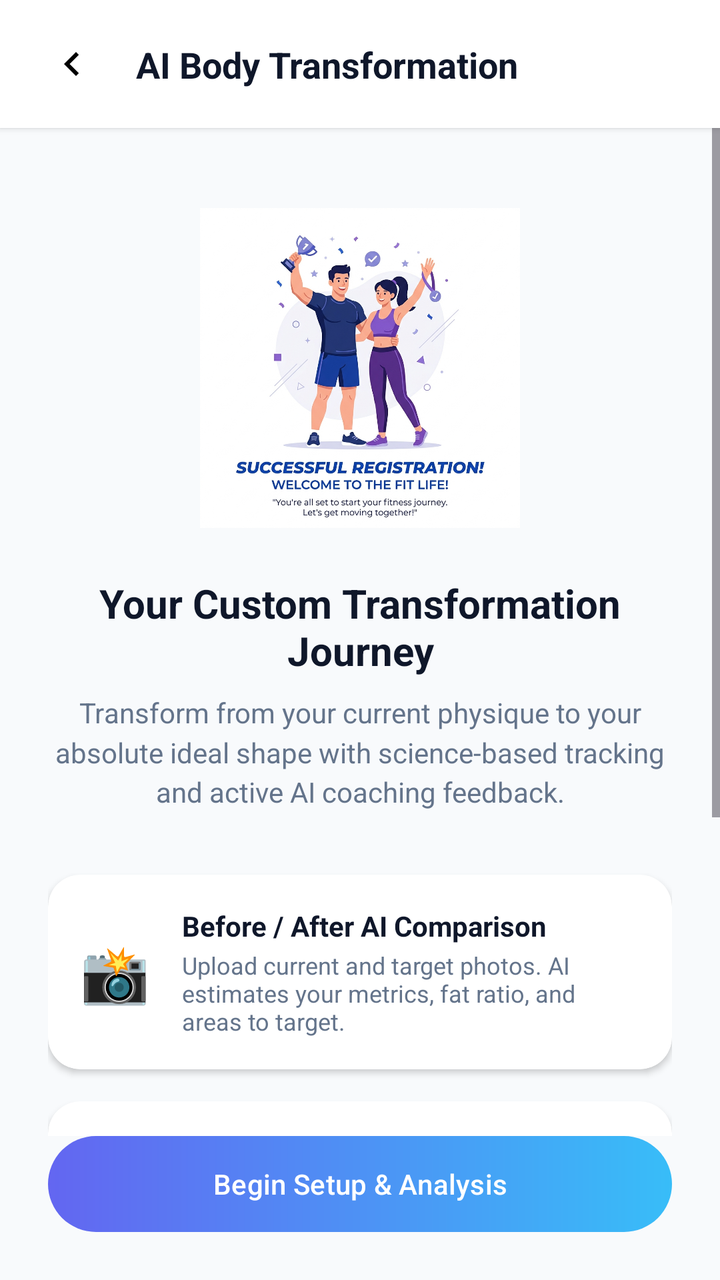
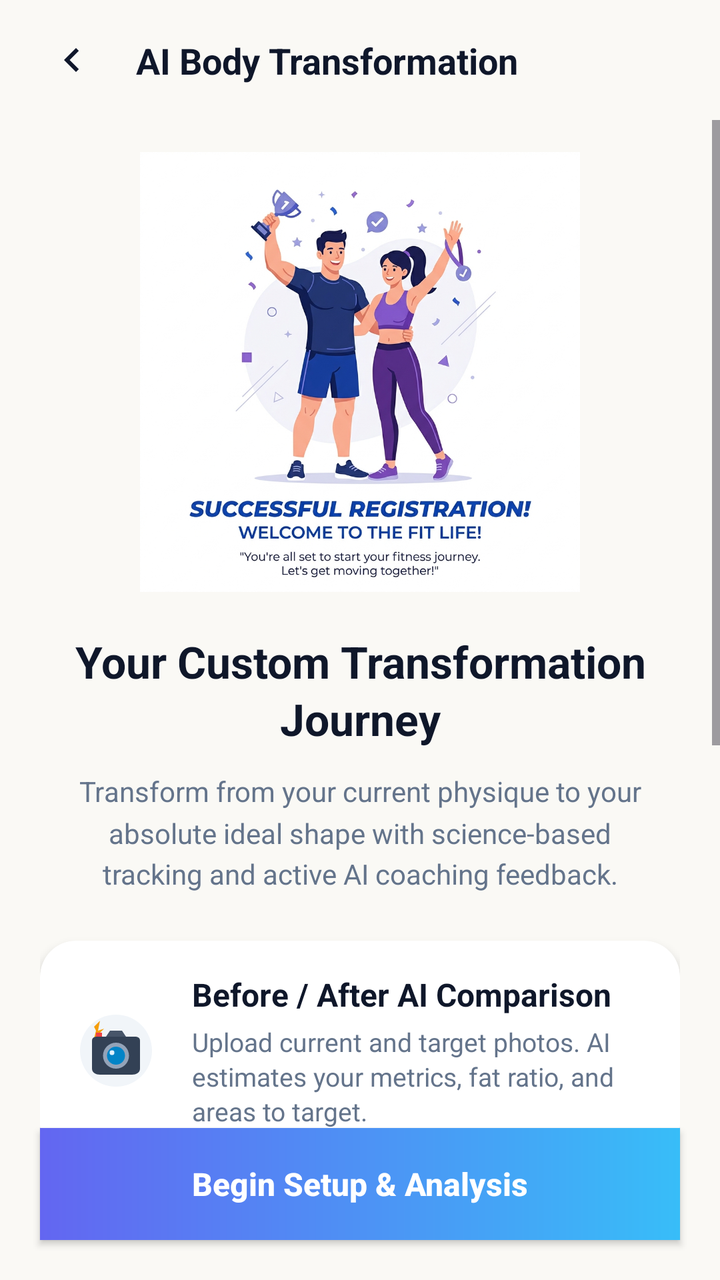

An Android layout rendered at two revisions. The XML below is the earlier revision; the diff shows what the commit changed to produce the second picture.
<!-- AndroidManifest.xml: application theme Theme.FitnessApp -->
<!-- res/layout/activity_transformation_intro.xml -->
<?xml version="1.0" encoding="utf-8"?>
<androidx.constraintlayout.widget.ConstraintLayout xmlns:android="http://schemas.android.com/apk/res/android"
    xmlns:app="http://schemas.android.com/apk/res-auto"
    android:layout_width="match_parent"
    android:layout_height="match_parent"
    android:background="#F8FAFC">

    
    <androidx.constraintlayout.widget.ConstraintLayout
        android:id="@+id/headerLayout"
        android:layout_width="match_parent"
        android:layout_height="64dp"
        android:background="@color/white"
        android:paddingHorizontal="16dp"
        android:elevation="2dp"
        app:layout_constraintTop_toTopOf="parent">

        <ImageButton
            android:id="@+id/btnBack"
            android:layout_width="40dp"
            android:layout_height="40dp"
            android:background="?attr/selectableItemBackgroundBorderless"
            android:src="@drawable/ic_back_chevron"
            android:contentDescription="Back"
            app:layout_constraintBottom_toBottomOf="parent"
            app:layout_constraintStart_toStartOf="parent"
            app:layout_constraintTop_toTopOf="parent" />

        <TextView
            android:layout_width="wrap_content"
            android:layout_height="wrap_content"
            android:layout_marginStart="12dp"
            android:text="AI Body Transformation"
            android:textColor="#0F172A"
            android:textSize="18sp"
            android:textStyle="bold"
            app:layout_constraintBottom_toBottomOf="parent"
            app:layout_constraintStart_toEndOf="@id/btnBack"
            app:layout_constraintTop_toTopOf="parent" />
    </androidx.constraintlayout.widget.ConstraintLayout>

    <ScrollView
        android:layout_width="match_parent"
        android:layout_height="0dp"
        android:fillViewport="true"
        app:layout_constraintBottom_toTopOf="@id/btnGetStarted"
        app:layout_constraintTop_toBottomOf="@id/headerLayout">

        <LinearLayout
            android:layout_width="match_parent"
            android:layout_height="wrap_content"
            android:orientation="vertical"
            android:padding="24dp"
            android:gravity="center_horizontal">

            <ImageView
                android:layout_width="160dp"
                android:layout_height="160dp"
                android:src="@drawable/success_illustration"
                android:scaleType="fitCenter"
                android:layout_marginTop="16dp"
                android:layout_marginBottom="24dp" />

            <TextView
                android:layout_width="wrap_content"
                android:layout_height="wrap_content"
                android:text="Your Custom Transformation Journey"
                android:textColor="#0F172A"
                android:textSize="20sp"
                android:textStyle="bold"
                android:textAlignment="center"
                android:layout_marginBottom="8dp" />

            <TextView
                android:layout_width="match_parent"
                android:layout_height="wrap_content"
                android:text="Transform from your current physique to your absolute ideal shape with science-based tracking and active AI coaching feedback."
                android:textColor="#64748B"
                android:textSize="14sp"
                android:gravity="center"
                android:lineSpacingMultiplier="1.2"
                android:layout_marginBottom="32dp" />

            
            <androidx.cardview.widget.CardView
                android:layout_width="match_parent"
                android:layout_height="wrap_content"
                app:cardCornerRadius="16dp"
                app:cardElevation="2dp"
                android:layout_marginBottom="16dp"
                app:cardBackgroundColor="@color/white">
                <LinearLayout
                    android:layout_width="match_parent"
                    android:layout_height="wrap_content"
                    android:orientation="horizontal"
                    android:padding="16dp"
                    android:gravity="center_vertical">
                    <TextView
                        android:layout_width="wrap_content"
                        android:layout_height="wrap_content"
                        android:text="📸"
                        android:textSize="28sp"
                        android:layout_marginEnd="16dp" />
                    <LinearLayout
                        android:layout_width="match_parent"
                        android:layout_height="wrap_content"
                        android:orientation="vertical">
                        <TextView
                            android:layout_width="wrap_content"
                            android:layout_height="wrap_content"
                            android:text="Before / After AI Comparison"
                            android:textColor="#0F172A"
                            android:textSize="14sp"
                            android:textStyle="bold" />
                        <TextView
                            android:layout_width="wrap_content"
                            android:layout_height="wrap_content"
                            android:layout_marginTop="2dp"
                            android:text="Upload current and target photos. AI estimates your metrics, fat ratio, and areas to target."
                            android:textColor="#64748B"
                            android:textSize="12sp" />
                    </LinearLayout>
                </LinearLayout>
            </androidx.cardview.widget.CardView>

            
            <androidx.cardview.widget.CardView
                android:layout_width="match_parent"
                android:layout_height="wrap_content"
                app:cardCornerRadius="16dp"
                app:cardElevation="2dp"
                android:layout_marginBottom="16dp"
                app:cardBackgroundColor="@color/white">
                <LinearLayout
                    android:layout_width="match_parent"
                    android:layout_height="wrap_content"
                    android:orientation="horizontal"
                    android:padding="16dp"
                    android:gravity="center_vertical">
                    <TextView
                        android:layout_width="wrap_content"
                        android:layout_height="wrap_content"
                        android:text="📅"
                        android:textSize="28sp"
                        android:layout_marginEnd="16dp" />
                    <LinearLayout
                        android:layout_width="match_parent"
                        android:layout_height="wrap_content"
                        android:orientation="vertical">
                        <TextView
                            android:layout_width="wrap_content"
                            android:layout_height="wrap_content"
                            android:text="Realistic Milestones Timeline"
                            android:textColor="#0F172A"
                            android:textSize="14sp"
                            android:textStyle="bold" />
                        <TextView
                            android:layout_width="wrap_content"
                            android:layout_height="wrap_content"
                            android:layout_marginTop="2dp"
                            android:text="Get weekly and monthly progress indicators tailored to a healthy fitness timeline."
                            android:textColor="#64748B"
                            android:textSize="12sp" />
                    </LinearLayout>
                </LinearLayout>
            </androidx.cardview.widget.CardView>

            
            <androidx.cardview.widget.CardView
                android:layout_width="match_parent"
                android:layout_height="wrap_content"
                app:cardCornerRadius="16dp"
                app:cardElevation="2dp"
                android:layout_marginBottom="16dp"
                app:cardBackgroundColor="@color/white">
                <LinearLayout
                    android:layout_width="match_parent"
                    android:layout_height="wrap_content"
                    android:orientation="horizontal"
                    android:padding="16dp"
                    android:gravity="center_vertical">
                    <TextView
                        android:layout_width="wrap_content"
                        android:layout_height="wrap_content"
                        android:text="🔒"
                        android:textSize="28sp"
                        android:layout_marginEnd="16dp" />
                    <LinearLayout
                        android:layout_width="match_parent"
                        android:layout_height="wrap_content"
                        android:orientation="vertical">
                        <TextView
                            android:layout_width="wrap_content"
                            android:layout_height="wrap_content"
                            android:text="Guaranteed Private &amp; Secure"
                            android:textColor="#0F172A"
                            android:textSize="14sp"
                            android:textStyle="bold" />
                        <TextView
                            android:layout_width="wrap_content"
                            android:layout_height="wrap_content"
                            android:layout_marginTop="2dp"
                            android:text="All photos are encrypted and only accessible by you. No public access allowed."
                            android:textColor="#64748B"
                            android:textSize="12sp" />
                    </LinearLayout>
                </LinearLayout>
            </androidx.cardview.widget.CardView>

        </LinearLayout>
    </ScrollView>

    <Button
        android:id="@+id/btnGetStarted"
        android:layout_width="match_parent"
        android:layout_height="48dp"
        android:layout_margin="24dp"
        android:text="Begin Setup &amp; Analysis"
        android:textColor="@color/white"
        app:cornerRadius="24dp"
        app:backgroundTint="@null"
        android:background="@drawable/bg_button_gradient"
        app:layout_constraintBottom_toBottomOf="parent" />

</androidx.constraintlayout.widget.ConstraintLayout>
<!-- resources referenced by this layout -->
<resources>
  <!-- drawable bg_button_gradient (drawable) -->
  <?xml version="1.0" encoding="utf-8"?>
  <shape xmlns:android="http://schemas.android.com/apk/res/android"
      android:shape="rectangle">
      <gradient
          android:angle="0"
          android:startColor="#6366F1"
          android:endColor="#38BDF8"
          android:type="linear" />
      <corners android:radius="24dp" />
  </shape>
  <!-- unchanged entries left out for length: 9 -->
</resources>

<!-- the commit's change to res/layout/activity_transformation_intro.xml (unified diff, before → after) -->
@@ -1,18 +1,19 @@
 <?xml version="1.0" encoding="utf-8"?>
 <androidx.constraintlayout.widget.ConstraintLayout xmlns:android="http://schemas.android.com/apk/res/android"
     xmlns:app="http://schemas.android.com/apk/res-auto"
+    xmlns:tools="http://schemas.android.com/tools"
     android:layout_width="match_parent"
     android:layout_height="match_parent"
-    android:background="#F8FAFC">
+    android:background="#FAF9F5"
+    tools:context=".activities.TransformationIntroActivity">
 
     
     <androidx.constraintlayout.widget.ConstraintLayout
         android:id="@+id/headerLayout"
         android:layout_width="match_parent"
-        android:layout_height="64dp"
-        android:background="@color/white"
+        android:layout_height="60dp"
+        android:background="#FAF9F5"
         android:paddingHorizontal="16dp"
-        android:elevation="2dp"
         app:layout_constraintTop_toTopOf="parent">
 
         <ImageButton
@@ -21,6 +22,7 @@
             android:layout_height="40dp"
             android:background="?attr/selectableItemBackgroundBorderless"
             android:src="@drawable/ic_back_chevron"
+            app:tint="#0F172A"
             android:contentDescription="Back"
             app:layout_constraintBottom_toBottomOf="parent"
             app:layout_constraintStart_toStartOf="parent"
@@ -50,27 +52,36 @@
             android:layout_width="match_parent"
             android:layout_height="wrap_content"
             android:orientation="vertical"
-            android:padding="24dp"
+            android:paddingHorizontal="20dp"
+            android:paddingTop="12dp"
+            android:paddingBottom="24dp"
             android:gravity="center_horizontal">
 
+            
             <ImageView
-                android:layout_width="160dp"
-                android:layout_height="160dp"
+                android:id="@+id/ivHeaderIllustration"
+                android:layout_width="260dp"
+                android:layout_height="220dp"
                 android:src="@drawable/success_illustration"
                 android:scaleType="fitCenter"
-                android:layout_marginTop="16dp"
-                android:layout_marginBottom="24dp" />
-
+                android:layout_marginTop="4dp"
+                android:layout_marginBottom="20dp"
+                android:contentDescription="AI Body Transformation Illustration" />
+
+            
             <TextView
                 android:layout_width="wrap_content"
                 android:layout_height="wrap_content"
-                android:text="Your Custom Transformation Journey"
+                android:text="Your Custom Transformation\nJourney"
                 android:textColor="#0F172A"
-                android:textSize="20sp"
+                android:textSize="22sp"
                 android:textStyle="bold"
                 android:textAlignment="center"
-                android:layout_marginBottom="8dp" />
-
+                android:gravity="center"
+                android:lineSpacingMultiplier="1.1"
+                android:layout_marginBottom="12dp" />
+
+            
             <TextView
                 android:layout_width="match_parent"
                 android:layout_height="wrap_content"
@@ -78,131 +89,162 @@
                 android:textColor="#64748B"
                 android:textSize="14sp"
                 android:gravity="center"
-                android:lineSpacingMultiplier="1.2"
-                android:layout_marginBottom="32dp" />
+                android:lineSpacingMultiplier="1.25"
+                android:layout_marginBottom="24dp"
+                android:paddingHorizontal="8dp" />
 
             
             <androidx.cardview.widget.CardView
-                android:layout_width="match_parent"
-                android:layout_height="wrap_content"
-                app:cardCornerRadius="16dp"
-                app:cardElevation="2dp"
+                android:id="@+id/cardFeature1"
+                android:layout_width="match_parent"
+                android:layout_height="wrap_content"
+                app:cardCornerRadius="18dp"
+                app:cardElevation="3dp"
                 android:layout_marginBottom="16dp"
-                app:cardBackgroundColor="@color/white">
+                app:cardBackgroundColor="@color/white"
+                android:clickable="true"
+                android:focusable="true"
+                android:foreground="?android:attr/selectableItemBackground">
+
                 <LinearLayout
                     android:layout_width="match_parent"
                     android:layout_height="wrap_content"
                     android:orientation="horizontal"
                     android:padding="16dp"
                     android:gravity="center_vertical">
-                    <TextView
-                        android:layout_width="wrap_content"
+                    
+                    <ImageView
+                        android:layout_width="44dp"
+                        android:layout_height="44dp"
+                        android:src="@drawable/ic_camera_emoji"
+                        android:scaleType="fitCenter"
+                        android:layout_marginEnd="16dp"
+                        android:contentDescription="Camera Icon" />
+
+                    <LinearLayout
+                        android:layout_width="0dp"
                         android:layout_height="wrap_content"
-                        android:text="📸"
-                        android:textSize="28sp"
-                        android:layout_marginEnd="16dp" />
-                    <LinearLayout
-                        android:layout_width="match_parent"
-                        android:layout_height="wrap_content"
+                        android:layout_weight="1"
                         android:orientation="vertical">
                         <TextView
                             android:layout_width="wrap_content"
                             android:layout_height="wrap_content"
                             android:text="Before / After AI Comparison"
                             android:textColor="#0F172A"
-                            android:textSize="14sp"
+                            android:textSize="16sp"
                             android:textStyle="bold" />
                         <TextView
                             android:layout_width="wrap_content"
                             android:layout_height="wrap_content"
-                            android:layout_marginTop="2dp"
+                            android:layout_marginTop="4dp"
                             android:text="Upload current and target photos. AI estimates your metrics, fat ratio, and areas to target."
                             android:textColor="#64748B"
-                            android:textSize="12sp" />
+                            android:textSize="13sp"
+                            android:lineSpacingExtra="2dp" />
                     </LinearLayout>
                 </LinearLayout>
             </androidx.cardview.widget.CardView>
 
             
             <androidx.cardview.widget.CardView
-                android:layout_width="match_parent"
-                android:layout_height="wrap_content"
-                app:cardCornerRadius="16dp"
-                app:cardElevation="2dp"
+                android:id="@+id/cardFeature2"
+                android:layout_width="match_parent"
+                android:layout_height="wrap_content"
+                app:cardCornerRadius="18dp"
+                app:cardElevation="3dp"
                 android:layout_marginBottom="16dp"
-                app:cardBackgroundColor="@color/white">
+                app:cardBackgroundColor="@color/white"
+                android:clickable="true"
+                android:focusable="true"
+                android:foreground="?android:attr/selectableItemBackground">
+
                 <LinearLayout
                     android:layout_width="match_parent"
                     android:layout_height="wrap_content"
                     android:orientation="horizontal"
                     android:padding="16dp"
                     android:gravity="center_vertical">
-                    <TextView
-                        android:layout_width="wrap_content"
+                    
+                    <ImageView
+                        android:layout_width="44dp"
+                        android:layout_height="44dp"
+                        android:src="@drawable/ic_calendar_emoji"
+                        android:scaleType="fitCenter"
+                        android:layout_marginEnd="16dp"
+                        android:contentDescription="Calendar Icon" />
+
+                    <LinearLayout
+                        android:layout_width="0dp"
                         android:layout_height="wrap_content"
-                        android:text="📅"
-                        android:textSize="28sp"
-                        android:layout_marginEnd="16dp" />
-                    <LinearLayout
-                        android:layout_width="match_parent"
-                        android:layout_height="wrap_content"
+                        android:layout_weight="1"
                         android:orientation="vertical">
                         <TextView
                             android:layout_width="wrap_content"
                             android:layout_height="wrap_content"
                             android:text="Realistic Milestones Timeline"
                             android:textColor="#0F172A"
-                            android:textSize="14sp"
+                            android:textSize="16sp"
                             android:textStyle="bold" />
                         <TextView
                             android:layout_width="wrap_content"
                             android:layout_height="wrap_content"
-                            android:layout_marginTop="2dp"
+                            android:layout_marginTop="4dp"
                             android:text="Get weekly and monthly progress indicators tailored to a healthy fitness timeline."
                             android:textColor="#64748B"
-                            android:textSize="12sp" />
+                            android:textSize="13sp"
+                            android:lineSpacingExtra="2dp" />
                     </LinearLayout>
                 </LinearLayout>
             </androidx.cardview.widget.CardView>
 
             
             <androidx.cardview.widget.CardView
-                android:layout_width="match_parent"
-                android:layout_height="wrap_content"
-                app:cardCornerRadius="16dp"
-                app:cardElevation="2dp"
+                android:id="@+id/cardFeature3"
+                android:layout_width="match_parent"
+                android:layout_height="wrap_content"
+                app:cardCornerRadius="18dp"
+                app:cardElevation="3dp"
                 android:layout_marginBottom="16dp"
-                app:cardBackgroundColor="@color/white">
+                app:cardBackgroundColor="@color/white"
+                android:clickable="true"
+                android:focusable="true"
+                android:foreground="?android:attr/selectableItemBackground">
+
                 <LinearLayout
                     android:layout_width="match_parent"
                     android:layout_height="wrap_content"
                     android:orientation="horizontal"
                     android:padding="16dp"
                     android:gravity="center_vertical">
-                    <TextView
-                        android:layout_width="wrap_content"
+                    
+                    <ImageView
+                        android:layout_width="44dp"
+                        android:layout_height="44dp"
+                        android:src="@drawable/ic_lock_emoji"
+                        android:scaleType="fitCenter"
+                        android:layout_marginEnd="16dp"
+                        android:contentDescription="Lock Icon" />
+
+                    <LinearLayout
+                        android:layout_width="0dp"
                         android:layout_height="wrap_content"
-                        android:text="🔒"
-                        android:textSize="28sp"
-                        android:layout_marginEnd="16dp" />
-                    <LinearLayout
-                        android:layout_width="match_parent"
-                        android:layout_height="wrap_content"
+                        android:layout_weight="1"
                         android:orientation="vertical">
                         <TextView
                             android:layout_width="wrap_content"
                             android:layout_height="wrap_content"
                             android:text="Guaranteed Private &amp; Secure"
                             android:textColor="#0F172A"
-                            android:textSize="14sp"
+                            android:textSize="16sp"
                             android:textStyle="bold" />
                         <TextView
                             android:layout_width="wrap_content"
                             android:layout_height="wrap_content"
-                            android:layout_marginTop="2dp"
+                            android:layout_marginTop="4dp"
                             android:text="All photos are encrypted and only accessible by you. No public access allowed."
                             android:textColor="#64748B"
-                            android:textSize="12sp" />
+                            android:textSize="13sp"
+                            android:lineSpacingExtra="2dp" />
                     </LinearLayout>
                 </LinearLayout>
             </androidx.cardview.widget.CardView>
@@ -210,16 +252,19 @@
         </LinearLayout>
     </ScrollView>
 
-    <Button
+    
+    <androidx.appcompat.widget.AppCompatButton
         android:id="@+id/btnGetStarted"
         android:layout_width="match_parent"
-        android:layout_height="48dp"
-        android:layout_margin="24dp"
+        android:layout_height="56dp"
+        android:layout_marginHorizontal="20dp"
+        android:layout_marginBottom="20dp"
+        android:background="@drawable/bg_blue_gradient"
         android:text="Begin Setup &amp; Analysis"
-        android:textColor="@color/white"
-        app:cornerRadius="24dp"
-        app:backgroundTint="@null"
-        android:background="@drawable/bg_button_gradient"
+        android:textColor="#FFFFFF"
+        android:textSize="16sp"
+        android:textStyle="bold"
+        android:textAllCaps="false"
         app:layout_constraintBottom_toBottomOf="parent" />
 
 </androidx.constraintlayout.widget.ConstraintLayout>
<!-- resource entries referenced after the edit -->
@@ -1,6 +1,6 @@
 <!-- resources referenced by this layout -->
 <resources>
-  <!-- drawable bg_button_gradient (drawable) -->
+  <!-- drawable bg_blue_gradient (drawable) -->
   <?xml version="1.0" encoding="utf-8"?>
   <shape xmlns:android="http://schemas.android.com/apk/res/android"
       android:shape="rectangle">
@@ -9,8 +9,137 @@
           android:startColor="#6366F1"
           android:endColor="#38BDF8"
           android:type="linear" />
-      <corners android:radius="24dp" />
   </shape>
+  <!-- drawable ic_calendar_emoji (drawable) -->
+  <vector xmlns:android="http://schemas.android.com/apk/res/android"
+      android:width="44dp"
+      android:height="44dp"
+      android:viewportWidth="44"
+      android:viewportHeight="44">
+  
+      
+      <path
+          android:pathData="M22,22 m-18,0 a18,18 0 1,0 36,0 a18,18 0 1,0 -36,0"
+          android:fillColor="#F1F5F9" />
+  
+      
+      <path
+          android:pathData="M11,14 L33,14 C35,14 36,15 36,17 L36,33 C36,35 35,36 33,36 L11,36 C9,36 8,35 8,33 L8,17 C8,15 9,14 11,14 Z"
+          android:fillColor="#FFFFFF" />
+  
+      
+      <path
+          android:pathData="M11,14 L33,14 C35,14 36,15 36,17 L36,21 L8,21 L8,17 C8,15 9,14 11,14 Z"
+          android:fillColor="#2563EB" />
+  
+      
+      <path
+          android:pathData="M14,10 L16,10 L16,15 L14,15 Z"
+          android:fillColor="#64748B" />
+      <path
+          android:pathData="M28,10 L30,10 L30,15 L28,15 Z"
+          android:fillColor="#64748B" />
+  
+      
+      <path
+          android:pathData="M16,17 L28,17 L28,19 L16,19 Z"
+          android:fillColor="#DBEAFE" />
+  
+      
+      <path
+          android:pathData="M13,24 L17,24 L17,32 L15,32 L15,26 L13,26 Z"
+          android:fillColor="#1E293B" />
+      <path
+          android:pathData="M20,24 L27,24 L24,32 L22,32 L25,26 L20,26 Z"
+          android:fillColor="#1E293B" />
+  </vector>
+  <!-- drawable ic_camera_emoji (drawable) -->
+  <vector xmlns:android="http://schemas.android.com/apk/res/android"
+      android:width="44dp"
+      android:height="44dp"
+      android:viewportWidth="44"
+      android:viewportHeight="44">
+  
+      
+      <path
+          android:pathData="M22,22 m-18,0 a18,18 0 1,0 36,0 a18,18 0 1,0 -36,0"
+          android:fillColor="#F1F5F9" />
+  
+      
+      <path
+          android:pathData="M11,10 L14,7 L13,12 L16,11 L11,16 L12,12 Z"
+          android:fillColor="#F59E0B" />
+  
+      
+      <path
+          android:pathData="M10,17 C10,15 12,15 13,15 L31,15 C32,15 34,15 34,17 L34,31 C34,33 32,34 30,34 L14,34 C12,34 10,33 10,31 Z"
+          android:fillColor="#334155" />
+  
+      
+      <path
+          android:pathData="M17,15 L19,12 L25,12 L27,15 Z"
+          android:fillColor="#475569" />
+  
+      
+      <path
+          android:pathData="M12,13 L15,13 L15,15 L12,15 Z"
+          android:fillColor="#EF4444" />
+  
+      
+      <path
+          android:pathData="M22,24.5 m-6.5,0 a6.5,6.5 0 1,0 13,0 a6.5,6.5 0 1,0 -13,0"
+          android:fillColor="#94A3B8" />
+  
+      
+      <path
+          android:pathData="M22,24.5 m-4.5,0 a4.5,4.5 0 1,0 9,0 a4.5,4.5 0 1,0 -9,0"
+          android:fillColor="#0284C7" />
+  
+      
+      <path
+          android:pathData="M20,23 m-1.2,0 a1.2,1.2 0 1,0 2.4,0 a1.2,1.2 0 1,0 -2.4,0"
+          android:fillColor="#E0F2FE" />
+  </vector>
+  <!-- drawable ic_lock_emoji (drawable) -->
+  <vector xmlns:android="http://schemas.android.com/apk/res/android"
+      android:width="44dp"
+      android:height="44dp"
+      android:viewportWidth="44"
+      android:viewportHeight="44">
+  
+      
+      <path
+          android:pathData="M22,22 m-18,0 a18,18 0 1,0 36,0 a18,18 0 1,0 -36,0"
+          android:fillColor="#FEF3C7" />
+  
+      
+      <path
+          android:pathData="M16,19 L16,15 C16,11.7 18.7,9 22,9 C25.3,9 28,11.7 28,15 L28,19"
+          android:strokeColor="#94A3B8"
+          android:strokeWidth="3.5"
+          android:strokeLineCap="round"
+          android:fillColor="#00000000" />
+  
+      
+      <path
+          android:pathData="M13,20 C13,18 15,18 17,18 L27,18 C29,18 31,18 31,20 L31,32 C31,34 29,35 27,35 L17,35 C15,35 13,34 13,32 Z"
+          android:fillColor="#F59E0B" />
+  
+      
+      <path
+          android:pathData="M15,20 C15,19.5 16,19 17,19 L27,19 C28,19 29,19.5 29,20 L29,30 C29,31 28,32 27,32 L17,32 C16,32 15,31 15,30 Z"
+          android:fillColor="#FBBF24" />
+  
+      
+      <path
+          android:pathData="M22,25.5 m-2.5,0 a2.5,2.5 0 1,0 5,0 a2.5,2.5 0 1,0 -5,0"
+          android:fillColor="#78350F" />
+  
+      
+      <path
+          android:pathData="M21,25.5 L23,25.5 L23.5,29.5 L20.5,29.5 Z"
+          android:fillColor="#78350F" />
+  </vector>
   <!-- unchanged entries left out for length: 9 -->
 </resources>
 
